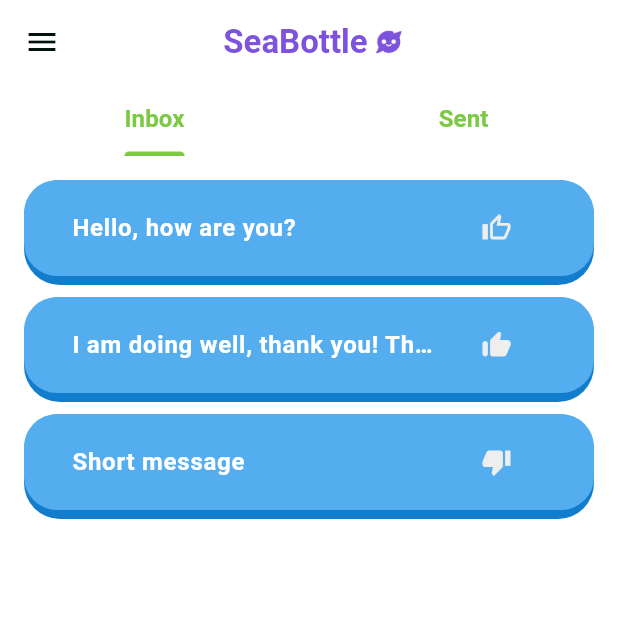
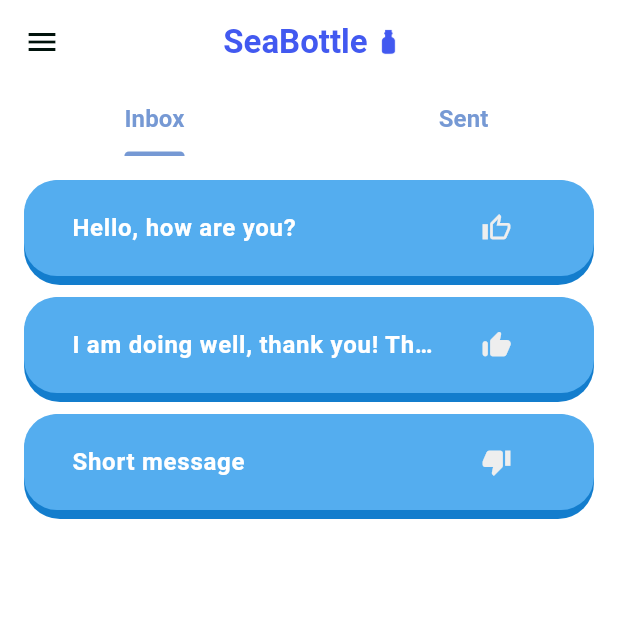
Before and after one commit to AndreaDeBlasio95/mexage, a Flutter app: the screen it shows after launch, after a tap on "Open a Bottle!", on a phone screen of 412 x 824 dp, the top half of it. Run offline on Flutter 3.47's test engine with Material 3 defaults, Android fonts, the phone set to English and light mode, and no system bars.

Commit message:
updating theme style

```diff
--- a/lib/theme/custom_themes.dart
+++ b/lib/theme/custom_themes.dart
@@ -83,8 +83,8 @@ class CustomThemes with ChangeNotifier {
     if (value == 0) {
       // --- LIGHT ---
       cBackGround = Colors.white;
-      cTextAppBar = const Color(0xFF7D53DE); // Medium slate blue
-      cTextTitle = const Color(0xFF7D53DE); // Medium slate blue
+      cTextAppBar = const Color(0xFF4259F0); // Zaffre blue
+      cTextTitle = const Color(0xFF4259F0); // Medium slate blue
       cTextBold = const Color(0xFF00120B);
       cTextNormal = const Color(0xFF00120B);
       cTextSmall = Colors.grey.shade600;
@@ -100,12 +100,12 @@ class CustomThemes with ChangeNotifier {
     } else if (value == 1) {
       // --- DARK ---
       cBackGround = const Color(0xFF141F25);
-      cTextAppBar = const Color(0xFF7D53DE); // Medium slate blue
-      cTextTitle = const Color(0xFF7D53DE); // Medium slate blue
+      cTextAppBar = const Color(0xFF7B8BF4); // RISD blue
+      cTextTitle = const Color(0xFF7B8BF4); // RISD blue
       cTextBold = Colors.white;
       cTextNormal = Colors.white;
       cTextSmall = Colors.grey.shade400;
-      cTextTabBar = const Color(0xFF90FCF9); // ice blue
+      cTextTabBar = const Color(0xFFF9F4F5); // ice blue
       cTextDisabled = const Color(0xFF505B63); // Payne's grey
       cIcons = const Color(0xFFDCD9FC); // tropical indigo
       cCardMessageInbox = const Color(0xFF54ADEF); // Argentinian blue
@@ -157,11 +157,6 @@ class CustomThemes with ChangeNotifier {
       fontWeight: FontWeight.w600,
       fontSize: 16,
     );
-    tTextTabBar = TextStyle(
-      color: cTabOptions,
-      fontWeight: FontWeight.w600,
-      fontSize: 16,
-    );
     tTextWelcomeTitle = TextStyle(
       color: cTextWelcomeTitle,
       fontWeight: FontWeight.w800,
--- a/lib/views/home_view.dart
+++ b/lib/views/home_view.dart
@@ -80,15 +80,16 @@ class _HomeViewState extends State<HomeView> {
                         height: 20,
                         width: 20,
                         child: Image.asset(
-                          'images/icon-mexage.png',
+                          'images/icon-sea-bottle-2.png',
                           fit: BoxFit.fitHeight,
+                          color: themeProvider.cTextTitle,
                         ),
                       )
                     : SizedBox(
                         height: 20,
                         width: 20,
                         child: Image.asset(
-                          'images/icon-mexage.png',
+                          'images/icon-sea-bottle-2.png',
                           fit: BoxFit.fitHeight,
                           color: themeProvider.cTextTitle,
                         ),
@@ -98,7 +99,7 @@ class _HomeViewState extends State<HomeView> {
             ),
             bottom: TabBar(
               dividerColor: Colors.transparent,
-              indicatorColor: themeProvider.cTabOptions,
+              indicatorColor: themeProvider.cTextTabBar,
               tabs: [
                 Tab(
                   child: Text(
--- a/lib/views/welcome_view.dart
+++ b/lib/views/welcome_view.dart
@@ -65,14 +65,13 @@ class _WelcomeViewState extends State<WelcomeView> {
             crossAxisAlignment: CrossAxisAlignment.center,
             children: [
               Container(
-                height: MediaQuery.of(context).size.height * 0.25,
+                height: MediaQuery.of(context).size.height * 0.2,
               ),
               Container(
                 child: Image.asset(
-                  'images/icon-mexage.png',
+                  'images/icon-sea-bottle.png',
                   height: 200,
                   width: 200,
-                  color: themeProvider.cTextAppBar,
                 ),
               ),
               const SizedBox(height: 12),
@@ -86,7 +85,7 @@ class _WelcomeViewState extends State<WelcomeView> {
                 style: themeProvider.tTextTitleDrawer,
               ),
               Container(
-                height: MediaQuery.of(context).size.height * 0.11,
+                height: MediaQuery.of(context).size.height * 0.15  ,
               ),
               GestureDetector(
                 onTap: () {
```
Also changed, not shown: images/icon-sea-bottle-2.png (added), images/icon-sea-bottle.png (added).
